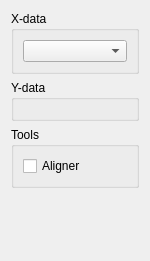
Above: src/extensions/scantool/selection/xy_data.ui from European-XFEL/guiextensions before the change. Below: the same form after it.
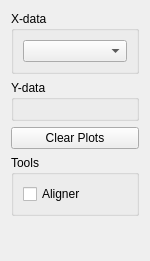
That is the form after the change.

Commit message: Scantool - plot several scan

```diff
--- a/src/extensions/scantool/selection/xy_data.ui
+++ b/src/extensions/scantool/selection/xy_data.ui
@@ -83,6 +83,13 @@
      <layout class="QVBoxLayout" name="verticalLayout_2"/>
     </widget>
    </item>
+   <item>
+    <widget class="QPushButton" name="clear_button">
+     <property name="text">
+      <string>Clear Plots</string>
+     </property>
+    </widget>
+   </item>
    <item>
     <widget class="QGroupBox" name="tools_groupbox">
      <property name="title">
```
The commit also changes 13 other files.
